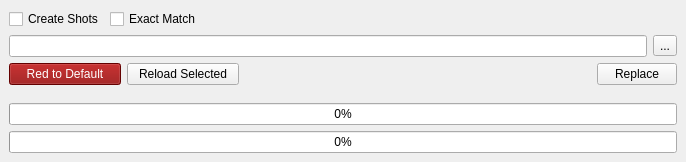
Old version of the form ui/main.ui in the repository iceanimations/replaceReadPath.
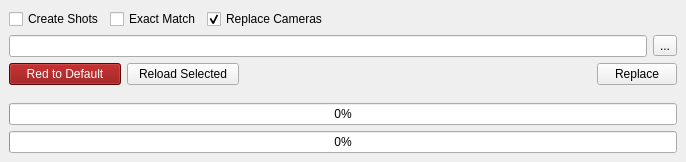
New version of the form.

Commit message: adding replace Cameras

Patch:
```diff
--- a/ui/main.ui
+++ b/ui/main.ui
@@ -43,6 +43,16 @@
         </property>
        </widget>
       </item>
+      <item>
+       <widget class="QCheckBox" name="cameraBox">
+        <property name="text">
+         <string>Replace Cameras</string>
+        </property>
+        <property name="checked">
+         <bool>true</bool>
+        </property>
+       </widget>
+      </item>
       <item>
        <spacer name="horizontalSpacer_2">
         <property name="orientation">
```
The commit also changes 1 other file.
